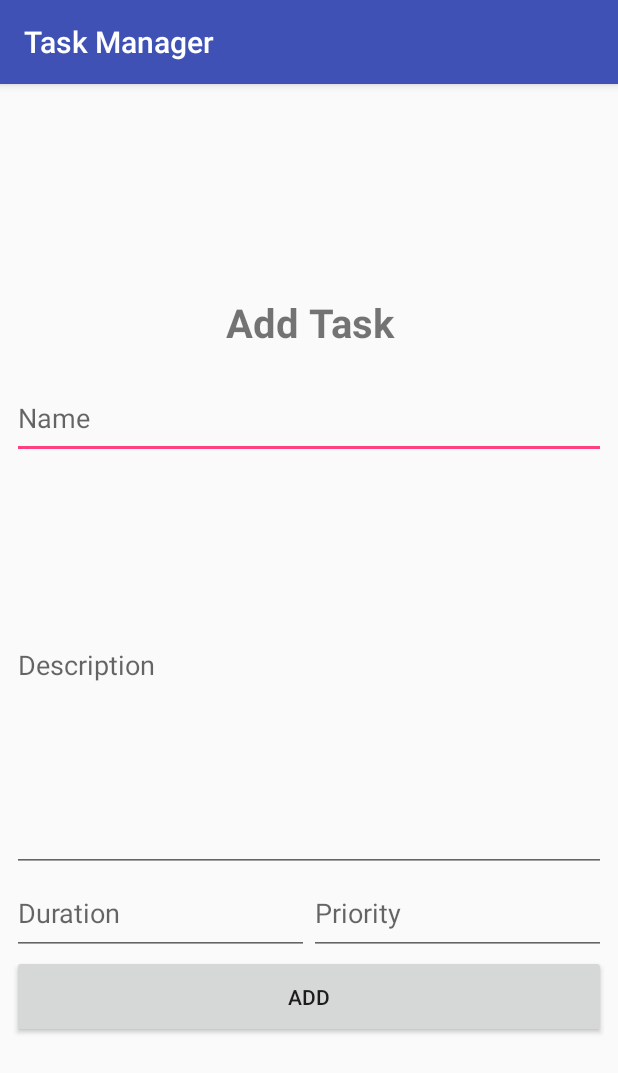
After one commit to SudoKudo/Task-Manager, an Android app: the add_task screen opened directly, with no data from a screen before it, on a phone screen of 412 x 824 dp. The commit adds this screen. Shown: the top 1073 px of the screen. Run offline under Robolectric (Android 15) with nearby library versions, the phone set to English and light mode, and no system bars.

Commit message:
Created/Edited 2 new views.
Add Task: as the name says.
View task: view only. should be called when a task is clicked in the day-view.

Layout is basic to start working on functionality.

```diff
--- /dev/null
+++ b/Mobile App/Task Manager/app/src/main/java/com/classproject/markngn/taskmanager/add_task.java
@@ -0,0 +1,13 @@
+package com.classproject.markngn.taskmanager;
+
+import android.support.v7.app.AppCompatActivity;
+import android.os.Bundle;
+
+public class add_task extends AppCompatActivity {
+
+    @Override
+    protected void onCreate(Bundle savedInstanceState) {
+        super.onCreate(savedInstanceState);
+        setContentView(R.layout.activity_add_task);
+    }
+}
--- /dev/null
+++ b/Mobile App/Task Manager/app/src/main/res/layout/activity_add_task.xml
@@ -0,0 +1,84 @@
+<?xml version="1.0" encoding="utf-8"?>
+<android.support.constraint.ConstraintLayout xmlns:android="http://schemas.android.com/apk/res/android"
+    xmlns:app="http://schemas.android.com/apk/res-auto"
+    xmlns:tools="http://schemas.android.com/tools"
+    android:layout_width="match_parent"
+    android:layout_height="match_parent"
+    tools:context=".add_task">
+
+    <LinearLayout
+        android:layout_width="match_parent"
+        android:layout_height="503dp"
+        android:layout_marginBottom="8dp"
+        android:layout_marginEnd="8dp"
+        android:layout_marginStart="8dp"
+        android:layout_marginTop="8dp"
+        android:orientation="vertical"
+        app:layout_constraintBottom_toBottomOf="parent"
+        app:layout_constraintEnd_toEndOf="parent"
+        app:layout_constraintStart_toStartOf="parent"
+        app:layout_constraintTop_toTopOf="parent">
+
+        <TextView
+            android:id="@+id/add_task_title"
+            android:layout_width="match_parent"
+            android:layout_height="0dp"
+            android:layout_weight="1"
+            android:text="@string/add_task"
+            android:layout_marginTop="8dp"
+            android:textAlignment="center"
+            android:textSize="12pt"
+            android:textStyle="bold" />
+
+        <EditText
+            android:id="@+id/task_name"
+            android:layout_width="match_parent"
+            android:layout_height="0dp"
+            android:layout_weight="1"
+            android:ems="10"
+            android:hint="@string/name"
+            android:inputType="textPersonName" />
+
+        <EditText
+            android:id="@+id/task_description"
+            android:layout_width="match_parent"
+            android:layout_height="0dp"
+            android:layout_weight="5"
+            android:ems="10"
+            android:hint="@string/task_description"
+            android:inputType="textMultiLine" />
+
+        <LinearLayout
+            android:layout_width="match_parent"
+            android:layout_height="0dp"
+            android:layout_weight="1"
+            android:orientation="horizontal">
+
+            <EditText
+                android:id="@+id/task_duration"
+                android:layout_width="0dp"
+                android:layout_height="match_parent"
+                android:layout_weight="1"
+                android:ems="10"
+                android:hint="@string/task_duration"
+                android:inputType="number" />
+
+            <EditText
+                android:id="@+id/task_priority"
+                android:layout_width="0dp"
+                android:layout_height="match_parent"
+                android:layout_weight="1"
+                android:ems="10"
+                android:hint="@string/task_priority"
+                android:inputType="number" />
+        </LinearLayout>
+
+        <Button
+            android:id="@+id/add_button"
+            android:layout_width="match_parent"
+            android:layout_height="0dp"
+            android:layout_weight="1"
+            android:text="@string/add_button" />
+
+    </LinearLayout>
+</android.support.constraint.ConstraintLayout>
--- a/Mobile App/Task Manager/app/src/main/res/values/strings.xml
+++ b/Mobile App/Task Manager/app/src/main/res/values/strings.xml
@@ -8,4 +8,17 @@
     <string name="nav_header_desc">Navigation header</string>
     <string name="action_settings">Settings</string>
     <string name="title_activity_error">Error</string>
+    <string name="description">Describe your task here</string>
+    <string name="task_name">Task Name</string>
+    <string name="duration">Duration</string>
+    <string name="add_task">Add Task</string>
+    <string name="name">Name</string>
+    <string name="task_description">Description</string>
+    <string name="task_duration">Duration</string>
+    <string name="task_priority">Priority</string>
+    <string name="view_name"></string>
+    <string name="view_description" />
+    <string name="view_priority">Priority</string>
+    <string name="view_priority_value">TextView</string>
+    <string name="add_button">Add</string>
 </resources>
```
Also changed, not shown: Mobile App/Task Manager/app/src/main/AndroidManifest.xml (+14 -6 lines), Mobile App/Task Manager/app/src/main/java/com/classproject/markngn/taskmanager/task_view.java (added, +13 -0 lines), Mobile App/Task Manager/app/src/main/res/layout/activity_task_view.xml (added, +84 -0 lines).
